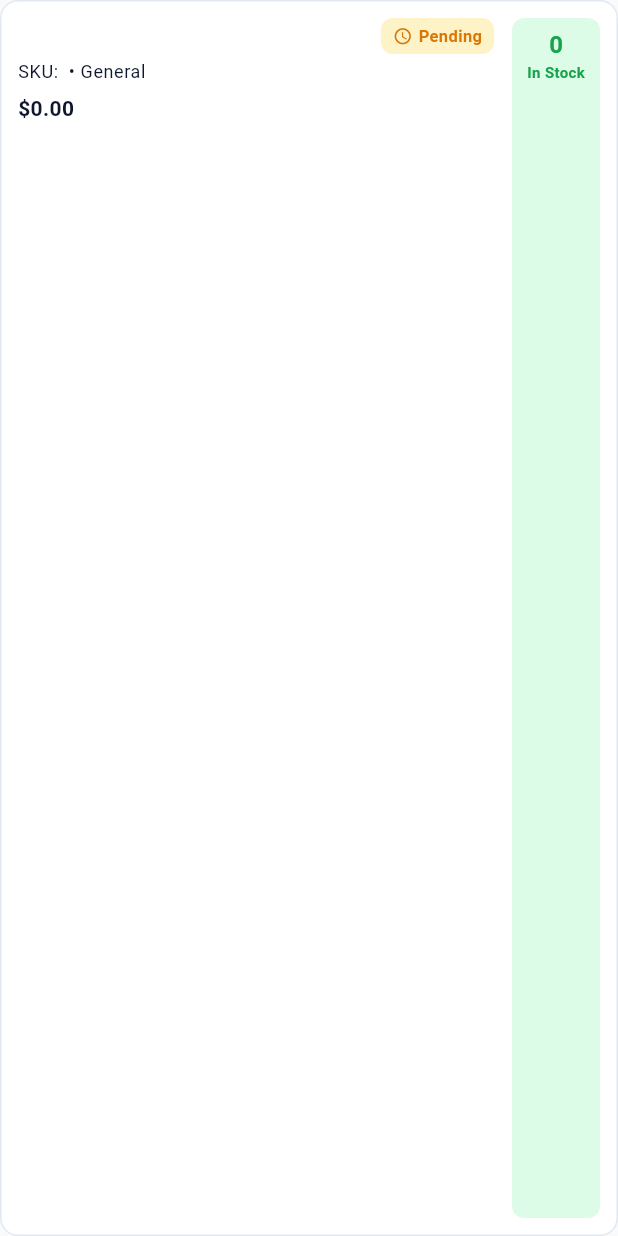
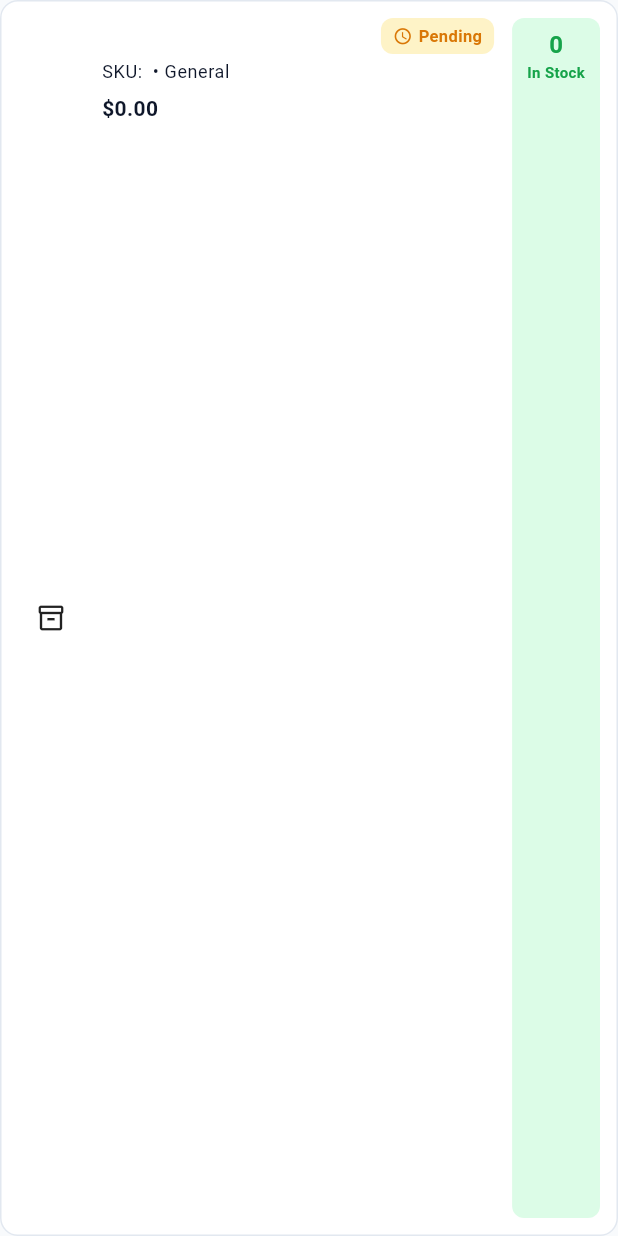
Before and after one commit to mudasirunar/nexus-flutter, a Flutter app: the _ProductCard widget shown alone on an empty page, opened directly with empty values, on a phone screen of 412 x 824 dp. Run offline on Flutter 3.47's test engine with Material 3 defaults, Android fonts, the phone set to English and light mode, and no system bars; our stand-ins replace cloud_firestore, connectivity_plus, firebase_auth, firebase_core, firebase_messaging, fl_chart and 5 more; missing offline and left inert: mobile_scanner; accounts and stored records are empty.

Commit message:
feat: add image support to inventory items and trigger initial sync on startup

```diff
--- a/lib/features/inventory/presentation/inventory_screen.dart
+++ b/lib/features/inventory/presentation/inventory_screen.dart
@@ -195,6 +195,7 @@ class _InventoryScreenState extends ConsumerState<InventoryScreen> {
     final thresholdCtrl = TextEditingController(
       text: (existing?.lowStockThreshold ?? 5).toString(),
     );
+    final imageUrlCtrl = TextEditingController(text: existing?.imageUrl ?? '');
     final formKey = GlobalKey<FormState>();
 
     final saved = await showDialog<bool>(
@@ -267,6 +268,14 @@ class _InventoryScreenState extends ConsumerState<InventoryScreen> {
                   decoration:
                       const InputDecoration(labelText: 'Low Stock Alert'),
                 ),
+                const SizedBox(height: AppSpacing.sm),
+                TextFormField(
+                  controller: imageUrlCtrl,
+                  keyboardType: TextInputType.url,
+                  decoration: const InputDecoration(
+                    labelText: 'Image URL (optional)',
+                  ),
+                ),
               ],
             ),
           ),
@@ -298,6 +307,7 @@ class _InventoryScreenState extends ConsumerState<InventoryScreen> {
             costPrice: double.parse(costCtrl.text),
             sellingPrice: double.parse(priceCtrl.text),
             lowStockThreshold: int.tryParse(thresholdCtrl.text) ?? 5,
+            imageUrl: imageUrlCtrl.text,
           );
     }
   }
@@ -384,6 +394,26 @@ class _ProductCard extends StatelessWidget {
           padding: const EdgeInsets.all(AppSpacing.md),
           child: Row(
             children: [
+              Container(
+                width: 44,
+                height: 44,
+                decoration: BoxDecoration(
+                  color: Theme.of(context).colorScheme.surfaceContainerHighest,
+                  borderRadius: BorderRadius.circular(8),
+                ),
+                clipBehavior: Clip.antiAlias,
+                child: product.imageUrl != null && product.imageUrl!.isNotEmpty
+                    ? Image.network(
+                        product.imageUrl!,
+                        fit: BoxFit.cover,
+                        errorBuilder: (_, _, _) => const Icon(
+                          Icons.inventory_2_outlined,
+                          size: 20,
+                        ),
+                      )
+                    : const Icon(Icons.inventory_2_outlined, size: 20),
+              ),
+              const SizedBox(width: AppSpacing.md),
               Expanded(
                 child: Column(
                   crossAxisAlignment: CrossAxisAlignment.start,
```
Also changed, not shown: lib/shared/widgets/app_shell.dart (+13 -0 lines), 1 other file.
